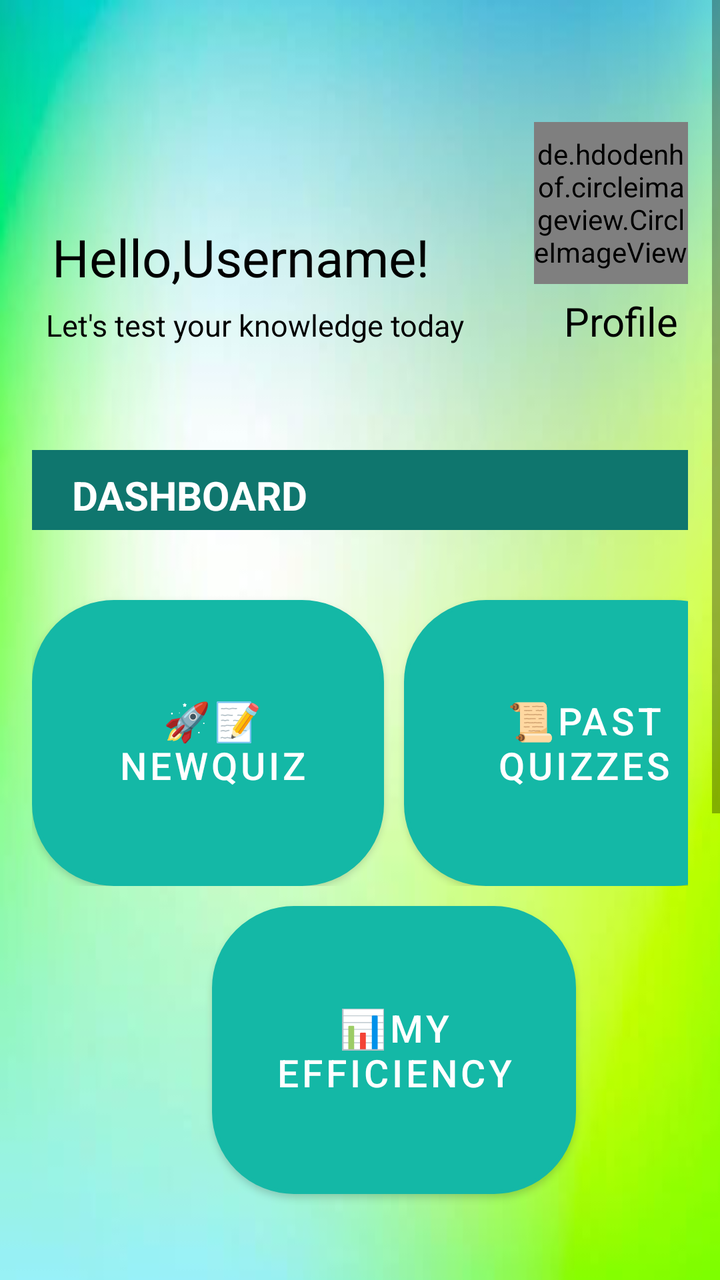
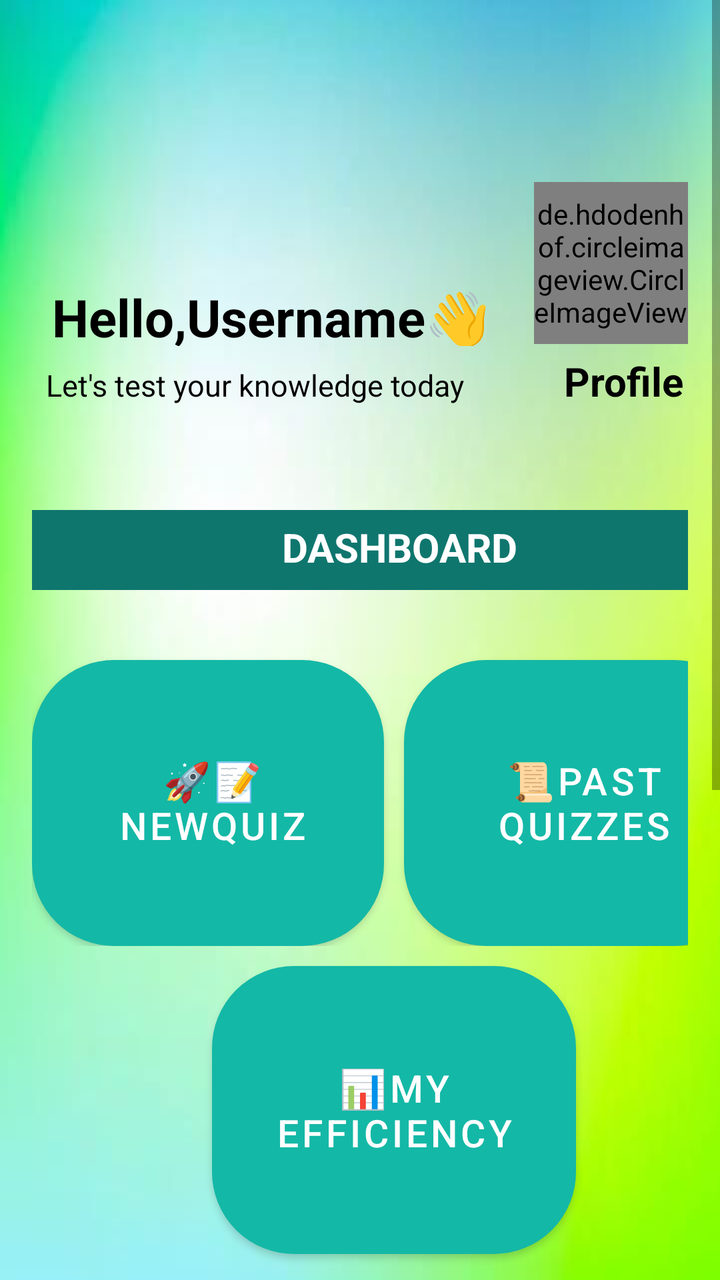

Before-and-after screenshots of an Android layout around one commit, followed by the original layout XML and the change that was made.
<!-- AndroidManifest.xml: application theme Theme.Project5 -->
<!-- res/layout/activity_home.xml -->
<?xml version="1.0" encoding="utf-8"?>
<ScrollView xmlns:android="http://schemas.android.com/apk/res/android"
    xmlns:tools="http://schemas.android.com/tools"
    android:layout_width="match_parent"
    android:layout_height="match_parent"
    xmlns:app="http://schemas.android.com/apk/res-auto"
    android:background="@drawable/homepage2"
   >


<LinearLayout
    android:orientation="vertical"
    android:padding="16dp"
android:layout_marginTop="40dp"
    android:layout_width="match_parent"
    android:layout_height="match_parent">

  
    <LinearLayout
        android:layout_width="352dp"
        android:layout_height="129dp"


        android:orientation="vertical">

        <LinearLayout
            android:layout_width="match_parent"
            android:layout_height="87dp"


            android:orientation="horizontal">

            <TextView
                android:id="@+id/tvgreetings"
                android:layout_width="241dp"
                android:layout_height="match_parent"

                android:paddingStart="10dp"
                android:paddingTop="55dp"
                android:text="Hello,Username!"
                android:textColor="@color/black"
                android:textSize="26dp"

                android:textStyle="normal"
                app:srcCompat="@drawable/profile" />

            <de.hdodenhof.circleimageview.CircleImageView
                android:id="@+id/imageView2"
                android:layout_width="77dp"
                android:layout_height="81dp"
                android:layout_marginLeft="10dp"
                android:layout_marginTop="5dp"
                android:scaleType="centerCrop"

                android:src="@drawable/boyandgirl" />


            


            

            />


        </LinearLayout>
<LinearLayout
    android:layout_width="match_parent"
    android:layout_height="wrap_content"
    android:orientation="horizontal">

    <TextView
        android:layout_width="226dp"
        android:layout_height="37dp"
        android:layout_marginBottom="10dp"

        android:paddingStart="7dp"
        android:text="Let's test your knowledge today"
        android:textColor="@color/black"
        android:textSize="15dp"
        android:textStyle="normal" />

    <TextView
        android:id="@+id/tvprofile"
        android:layout_width="wrap_content"
        android:layout_height="32dp"

        android:paddingStart="40dp"
        android:paddingTop="4dp"
        android:text="Profile"
        android:textColor="@color/black"
        android:textSize="20dp"

        android:textStyle="normal"
        app:srcCompat="@drawable/profile" />
</LinearLayout>
      
    </LinearLayout>
   

    <TextView
        android:id="@+id/textView8"
        android:layout_width="match_parent"
        android:layout_height="40dp"
        android:textStyle="bold"
android:layout_marginTop="40dp"
android:background="@drawable/bluerectangle2"
       android:paddingStart="20dp"
        android:paddingTop="9dp"
        android:textColor="@color/white"
        android:textSize="20dp"
        android:text="DASHBOARD" />

    <LinearLayout
        android:layout_width="match_parent"
        android:layout_height="wrap_content"
        android:layout_marginTop="5dp"
        android:orientation="vertical">

<LinearLayout
    android:layout_width="match_parent"
    android:layout_height="wrap_content"
    android:layout_marginTop="20dp"
    android:orientation="horizontal">
        <Button
            android:id="@+id/btnCreateQuiz"
            android:layout_width="176dp"
            android:layout_height="143dp"

            android:layout_marginTop="10dp"

            android:background="@drawable/shape1"
            android:paddingStart="20dp"
            android:text="🚀📝 NewQuiz"
            android:textColor="@color/white"
            android:textSize="19dp"
            android:textStyle="normal"
            app:backgroundTint="#14B8A6"
            tools:layout_editor_absoluteX="215dp"
            tools:layout_editor_absoluteY="376dp" />


    <Button
        android:id="@+id/btnAttemptedQuizzes"
        android:layout_width="176dp"
        android:layout_height="143dp"
        android:layout_marginLeft="10dp"
android:layout_marginTop="10dp"
        android:layout_marginRight="10dp"
        android:background="@drawable/shape1"
        android:paddingStart="20dp"
        android:text="📜Past Quizzes"
        android:textColor="@color/white"
        android:textSize="19dp"

        android:textStyle="normal"
        app:backgroundTint="#14B8A6"
        tools:layout_editor_absoluteX="25dp"
        tools:layout_editor_absoluteY="374dp" />
</LinearLayout>

        <Button
            android:id="@+id/btnPerformances"
            android:layout_width="182dp"
            android:layout_height="144dp"
android:layout_marginLeft="90dp"
            android:layout_marginTop="10dp"
            android:layout_marginRight="0dp"
            android:layout_marginBottom="20dp"
            android:background="@drawable/shape1"
            android:text="📊My Efficiency"
            android:textColor="@color/white"
            android:textSize="19dp"
            android:textStyle="normal"
            app:backgroundTint="#14B8A6"
            tools:layout_editor_absoluteX="30dp"
            tools:layout_editor_absoluteY="522dp" />

    </LinearLayout>

    <include
    android:id="@+id/pastQuizLayout"
    layout="@layout/pastquizzzes"/>

    <TextView
        android:id="@+id/textView9"
        android:layout_width="match_parent"
        android:layout_height="wrap_content"
        android:text="TextView" />


</LinearLayout>
</ScrollView>
<!-- res/layout/pastquizzzes.xml (included above) -->
<?xml version="1.0" encoding="utf-8"?>
<androidx.constraintlayout.widget.ConstraintLayout xmlns:android="http://schemas.android.com/apk/res/android"
    android:layout_width="match_parent"
    android:layout_height="match_parent">
<LinearLayout
    android:layout_width="match_parent"
    android:layout_height="wrap_content"
    android:orientation="vertical">

    <androidx.recyclerview.widget.RecyclerView
        android:id="@+id/PastQuizzes"
        android:layout_width="match_parent"
        android:layout_height="355dp"
        android:layout_weight="1" />
</LinearLayout>
</androidx.constraintlayout.widget.ConstraintLayout>
<!-- resources referenced by this layout -->
<resources>
  <color name="black">#FF000000</color>
  <color name="white">#FFFFFFFF</color>
  <!-- drawable bluerectangle2 (drawable) -->
  <?xml version="1.0" encoding="utf-8"?>
  <shape xmlns:android="http://schemas.android.com/apk/res/android"
      android:shape="rectangle">
      <solid android:color="#0F766E"
          />
  
  
  
  </shape>
  <!-- drawable boyandgirl: jpeg bitmap (drawable, 22823 bytes) -->
  <!-- drawable homepage2: jpeg bitmap (drawable, 8609 bytes) -->
  <!-- drawable profile: jpeg bitmap (drawable, 16088 bytes) -->
  <!-- drawable shape1 (drawable) -->
  <?xml version="1.0" encoding="utf-8"?>
  <shape xmlns:android="http://schemas.android.com/apk/res/android"
      android:shape="rectangle">
      <solid android:color="#E9C50D"
          />
      <stroke
          android:width="2dp"
          android:color="@color/black"/>
  
      <corners android:bottomLeftRadius="40dp"
          android:bottomRightRadius="40dp"
          android:topLeftRadius="40dp"
          android:topRightRadius="40dp"
          />
      <stroke android:color="#DCC706"
          android:width="2dp"/>
  </shape>
  <style name="Theme.Project5" parent="Base.Theme.Project5" />
  <style name="Base.Theme.Project5" parent="Theme.MaterialComponents.DayNight.NoActionBar">
          <item name="colorSecondary">#2196F3</item>
          <item name="colorControlActivated">#2196F3</item>
          <item name="colorOnSurface">#2196F3</item>
          
  
          
      </style>
</resources>

<!-- the commit's change to res/layout/activity_home.xml (unified diff, before → after) -->
@@ -11,7 +11,7 @@
 <LinearLayout
     android:orientation="vertical"
     android:padding="16dp"
-android:layout_marginTop="40dp"
+android:layout_marginTop="70dp"
     android:layout_width="match_parent"
     android:layout_height="match_parent">
 
@@ -37,11 +37,11 @@ android:layout_marginTop="40dp"
 
                 android:paddingStart="10dp"
                 android:paddingTop="55dp"
-                android:text="Hello,Username!"
+                android:text="Hello,Username👋"
                 android:textColor="@color/black"
                 android:textSize="26dp"
 
-                android:textStyle="normal"
+                android:textStyle="bold"
                 app:srcCompat="@drawable/profile" />
 
             <de.hdodenhof.circleimageview.CircleImageView
@@ -91,7 +91,7 @@ android:layout_marginTop="40dp"
         android:textColor="@color/black"
         android:textSize="20dp"
 
-        android:textStyle="normal"
+        android:textStyle="bold"
         app:srcCompat="@drawable/profile" />
 </LinearLayout>
       
@@ -105,8 +105,8 @@ android:layout_marginTop="40dp"
         android:textStyle="bold"
 android:layout_marginTop="40dp"
 android:background="@drawable/bluerectangle2"
-       android:paddingStart="20dp"
-        android:paddingTop="9dp"
+       android:paddingStart="125dp"
+        android:paddingTop="5dp"
         android:textColor="@color/white"
         android:textSize="20dp"
         android:text="DASHBOARD" />
